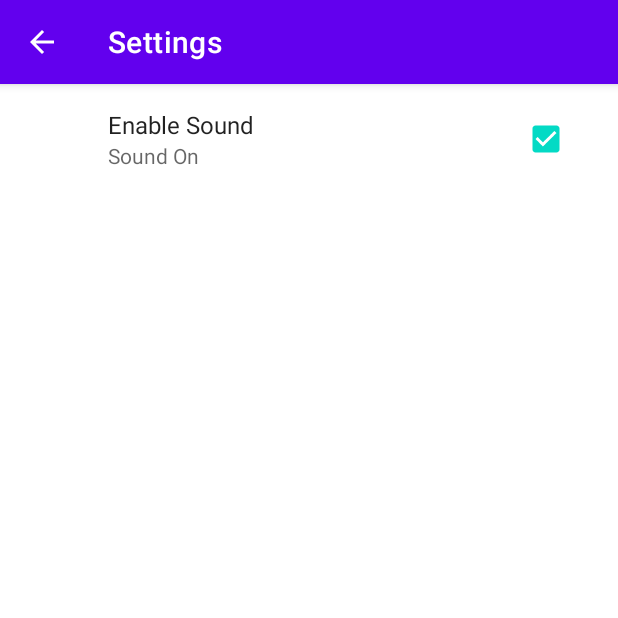
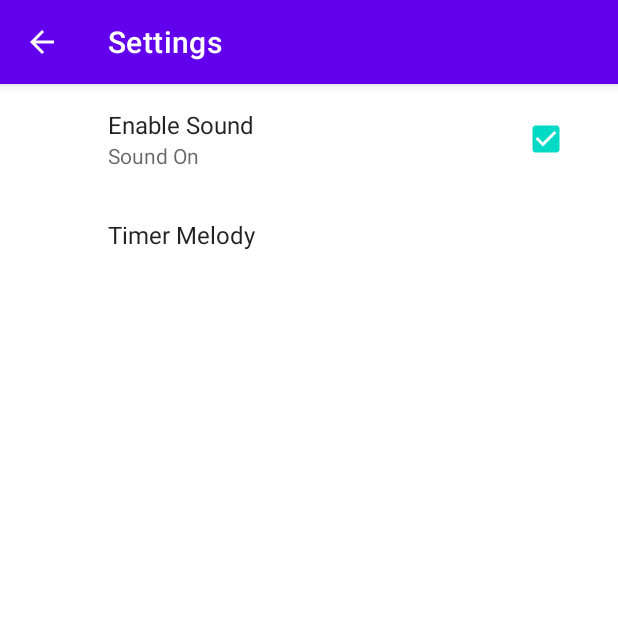
Before and after one commit to AlbertBurn/Timer, an Android app: the screen it shows after launch (SettingsActivity), in the options menu, after a tap on "Settings", on a phone screen of 412 x 824 dp, the top half of it. Run offline under Robolectric (Android 15) with nearby library versions, the light colour scheme and no system bars; our stand-ins replace androidx.preference.

Commit message:
Added melody settings

```diff
--- a/app/src/main/java/com/droiddev26/cooltimer/MainActivity.kt
+++ b/app/src/main/java/com/droiddev26/cooltimer/MainActivity.kt
@@ -1,6 +1,7 @@
 package com.droiddev26.cooltimer
 
 import android.content.Intent
+import android.content.SharedPreferences
 import android.media.AudioManager
 import android.media.MediaPlayer
 import androidx.appcompat.app.AppCompatActivity
@@ -30,7 +31,7 @@ class MainActivity : AppCompatActivity() {
 
     override fun onCreate(savedInstanceState: Bundle?) {
 
-        val maxTime: Int = 600
+        val maxTime: Int = 120
         timeProgress = 60
 
         super.onCreate(savedInstanceState)
@@ -38,7 +39,7 @@ class MainActivity : AppCompatActivity() {
 
         //Set sound
         audioManager = getSystemService(AUDIO_SERVICE) as AudioManager
-        mediaPlayer = MediaPlayer.create(this, R.raw.bell_sound)
+        //mediaPlayer = MediaPlayer.create(this, R.raw.bell_sound)
         //Time
         timerText = findViewById(R.id.timeText)
         //SEEKBAR
@@ -85,6 +86,15 @@ class MainActivity : AppCompatActivity() {
                     override fun onFinish() {
                         val sharedPreferences = PreferenceManager.getDefaultSharedPreferences(applicationContext)
                         if (sharedPreferences.getBoolean("enable_sound", true)){
+                            val melodyName = sharedPreferences.getString("timer_melody", "bell")
+                            if (melodyName.equals("bell")){
+                                mediaPlayer = MediaPlayer.create(applicationContext, R.raw.bell_sound)
+                            } else if (melodyName.equals("alarm_siren")){
+                                mediaPlayer = MediaPlayer.create(applicationContext, R.raw.alarm_siren_sound)
+                            }else if (melodyName.equals("beep")){
+                                mediaPlayer = MediaPlayer.create(applicationContext, R.raw.bip_sound)
+                            }
+
                             mediaPlayer.start()
                             Log.d("CDTimer", "Finita!!!")
                         }
--- /dev/null
+++ b/app/src/main/res/values/arrays.xml
@@ -0,0 +1,15 @@
+<resources>
+
+    <array name="pref_timer_melody_labels">
+        <item>Bell</item>
+        <item>Alarm Siren</item>
+        <item>Beep</item>
+    </array>
+
+    <array name="pref_timer_melody_values">
+        <item>bell</item>
+        <item>alarm siren</item>
+        <item>beep</item>
+    </array>
+
+</resources>
--- a/app/src/main/res/xml/root_preferences.xml
+++ b/app/src/main/res/xml/root_preferences.xml
@@ -8,4 +8,12 @@
         android:summaryOn="Sound On"
         android:summaryOff="Sound Off"/>
 
+    <ListPreference
+        android:title="Timer Melody"
+        android:key="timer_melody"
+        android:defaultValue="bell"
+        android:entries="@array/pref_timer_melody_labels"
+        android:entryValues="@array/pref_timer_melody_values"
+        />
+
 </PreferenceScreen>
```
